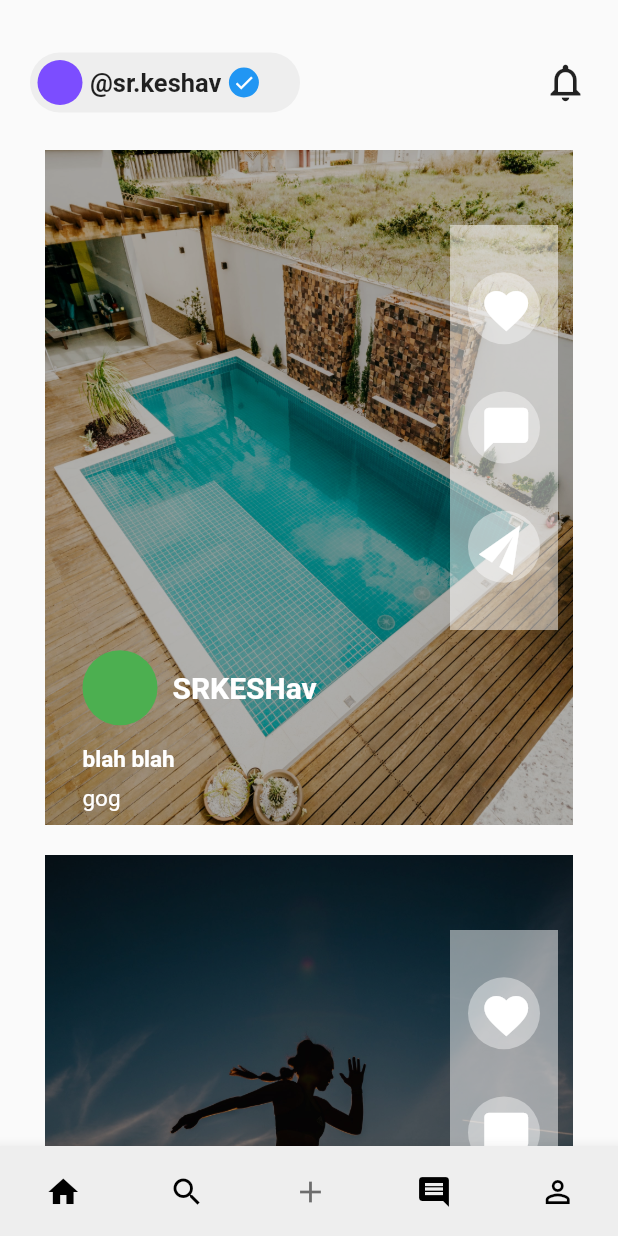
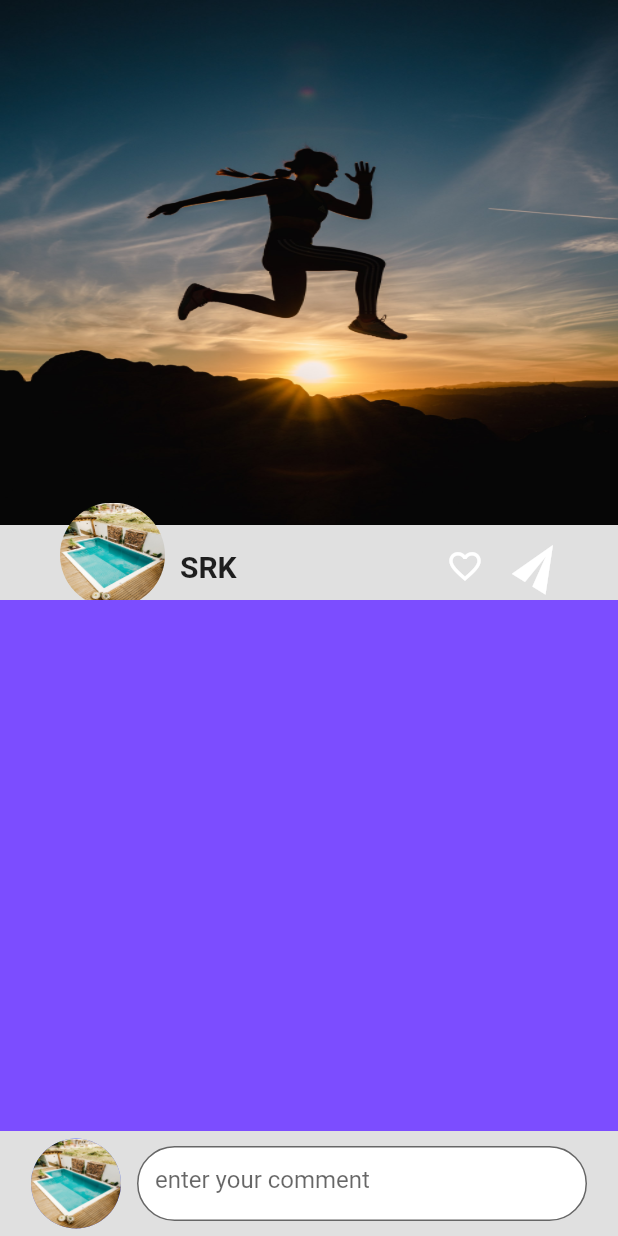
Before and after one commit to KESHAVBERG/R-task, a Flutter app: the screen it shows after launch, after a tap on the "send" icon, on a phone screen of 412 x 824 dp. Run offline on Flutter 3.47's test engine with Material 2 defaults, Android fonts, the phone set to English and light mode, and no system bars.

Commit message:
going to work on comments

```diff
--- /dev/null
+++ b/lib/pages/details.dart
@@ -0,0 +1,142 @@
+import 'package:flutter/material.dart';
+
+class DetailsPage extends StatefulWidget {
+  final String PostPic, profilePic, userName, description, hastags;
+
+  const DetailsPage(
+      {Key? key,
+      required this.PostPic,
+      required this.profilePic,
+      required this.userName,
+      required this.description,
+      required this.hastags})
+      : super(key: key);
+
+  @override
+  _DetailsPageState createState() => _DetailsPageState();
+}
+
+class _DetailsPageState extends State<DetailsPage> {
+  @override
+  Widget build(BuildContext context) {
+    return Scaffold(
+      backgroundColor: Colors.grey[300],
+      body: Stack(
+        children: [
+          Container(
+            height: 350,
+            width: MediaQuery.of(context).size.width,
+            decoration: BoxDecoration(
+                image: DecorationImage(
+                    fit: BoxFit.fill, image: AssetImage(widget.PostPic))),
+          ),
+          Container(
+            padding: EdgeInsets.fromLTRB(40, 0, 30, 0),
+            margin: EdgeInsets.fromLTRB(0, 320, 0, 0),
+            height: 100,
+            width: MediaQuery.of(context).size.width,
+            // color: Colors.indigoAccent,
+            child: Row(
+              children: [
+                Container(
+                  height: 70,
+                  width: 70,
+                  decoration: BoxDecoration(
+                      shape: BoxShape.circle,
+                      image: DecorationImage(
+                        fit: BoxFit.fill,
+                        image: AssetImage(widget.profilePic),
+                      )),
+                ),
+                SizedBox(
+                  width: 10,
+                ),
+                Padding(
+                  padding: const EdgeInsets.fromLTRB(0, 15.0, 0, 0),
+                  child: Text(
+                    widget.userName,
+                    style: TextStyle(fontWeight: FontWeight.bold, fontSize: 20),
+                  ),
+                ),
+                Spacer(),
+                Padding(
+                  padding: const EdgeInsets.fromLTRB(0, 15.0, 0, 0),
+                  child: IconButton(
+                    onPressed: () {},
+                    icon: Icon(
+                      Icons.favorite_border,
+                      size: 25,
+                      color: Colors.white,
+                    ),
+                  ),
+                ),
+                Padding(
+                  padding: const EdgeInsets.fromLTRB(0, 15.0, 0, 0),
+                  child: Transform.rotate(
+                    angle: -45,
+                    child: IconButton(
+                        onPressed: () {},
+                        icon: const Icon(
+                          Icons.send,
+                          size: 35,
+                          color: Colors.white,
+                        )),
+                  ),
+                ),
+              ],
+            ),
+          ),
+          Container(
+            height: MediaQuery.of(context).size.height,
+            width: MediaQuery.of(context).size.width,
+            color: Colors.deepPurpleAccent,
+            margin: EdgeInsets.fromLTRB(0, 400, 0, 0),
+            child: Column(
+              children: [
+                Spacer(),
+                Container(
+                  padding: EdgeInsets.symmetric(horizontal: 10),
+                  height: 70,
+                  width: MediaQuery.of(context).size.width,
+                  color: Colors.grey[300],
+                  child: Row(
+                    mainAxisAlignment: MainAxisAlignment.spaceEvenly,
+                    children: [
+                      Container(
+                        height: 60,
+                        width: 60,
+                        decoration: BoxDecoration(
+                          shape: BoxShape.circle,
+                          color: Colors.indigoAccent,
+                          image: DecorationImage(
+                            fit: BoxFit.fill,
+                            image: AssetImage(widget.profilePic)
+                          )
+                        ),
+                      ),
+                      Container(
+                        width: 300,
+                        height: 50,
+
+                        child: TextField(
+                          decoration: InputDecoration(
+                            hintText: 'enter your comment',
+                            fillColor: Colors.white,
+                            filled: true,
+                            border: OutlineInputBorder(
+                              borderRadius: BorderRadius.circular(50.0),
+                            ),
+                          ),
+                        ),
+                      ),
+                    ],
+                  ),
+                )
+              ],
+            ),
+          )
+        ],
+      ),
+    );
+  }
+}
--- a/lib/pages/home.dart
+++ b/lib/pages/home.dart
@@ -1,6 +1,8 @@
 import 'dart:ui';
 
 import 'package:flutter/material.dart';
+
+import 'details.dart';
 
 class Home extends StatefulWidget {
   const Home({Key? key}) : super(key: key);
@@ -10,8 +12,8 @@ class Home extends StatefulWidget {
 }
 
 class _HomeState extends State<Home> {
-  Stack mainStack(
-      String imgPath, String userName, String Description, String hastags) {
+  Stack mainStack(String imgPath, String userName, String Description,
+      String hastags, String profilePic) {
     return Stack(
       children: [
         Container(
@@ -30,10 +32,24 @@ class _HomeState extends State<Home> {
           height: 450,
         ),
         Buttons(),
-        Details(
-          userName: userName,
-          description: Description,
-          hastags: hastags,
+        InkWell(
+          onTap: () {
+            Navigator.push(
+                context,
+                MaterialPageRoute(
+                    builder: (context) => DetailsPage(
+                        PostPic: imgPath,
+                        profilePic: profilePic,
+                        userName: userName,
+                        description: Description,
+                        hastags: hastags)));
+          },
+          child: Details(
+            userName: userName,
+            description: Description,
+            hastags: hastags,
+            priflePic: profilePic,
+          ),
         ),
       ],
     );
@@ -49,33 +65,10 @@ class _HomeState extends State<Home> {
         child: ListView(
           children: [
             Header(),
-            Stack(
-              children: [
-                Container(
-                  margin: EdgeInsets.symmetric(horizontal: 10, vertical: 10),
-                  height: 450,
-                  width: MediaQuery.of(context).size.width,
-                  decoration: const BoxDecoration(
-                      color: Colors.indigoAccent,
-                      image: DecorationImage(
-                          fit: BoxFit.cover,
-                          image: AssetImage('img/img1.jpg'))),
-                ),
-                Container(
-                  margin: EdgeInsets.symmetric(horizontal: 10, vertical: 10),
-                  width: MediaQuery.of(context).size.width,
-                  color: Colors.black.withOpacity(0.3),
-                  height: 450,
-                ),
-                Buttons(),
-                Details(
-                  userName: 'SRKESHav',
-                  description: "blah blah",
-                  hastags: 'gog',
-                ),
-              ],
-            ),
-            mainStack('img/img2.jpg', 'SRK', "Bad and good", "#bad"),
+            mainStack(
+                'img/img2.jpg', 'SRK', "Bad and good", "#bad", 'img/img1.jpg'),
+            mainStack(
+                'img/img1.jpg', 'SRK', "Bad and good", "#bad", 'img/img2.jpg'),
           ],
         ),
       ),
@@ -212,9 +205,10 @@ class Details extends StatelessWidget {
       {Key? key,
       required this.userName,
       required this.description,
-      required this.hastags})
+      required this.hastags,
+      required this.priflePic})
       : super(key: key);
-  final String userName, description, hastags;
+  final String userName, description, hastags, priflePic;
 
   @override
   Widget build(BuildContext context) {
@@ -236,7 +230,10 @@ class Details extends StatelessWidget {
                   height: 50,
                   width: 50,
                   decoration: BoxDecoration(
-                      color: Colors.green, shape: BoxShape.circle),
+                      image: DecorationImage(
+                          fit: BoxFit.fill, image: AssetImage(priflePic)),
+                      color: Colors.green,
+                      shape: BoxShape.circle),
                 ),
                 SizedBox(
                   width: 10,
```
